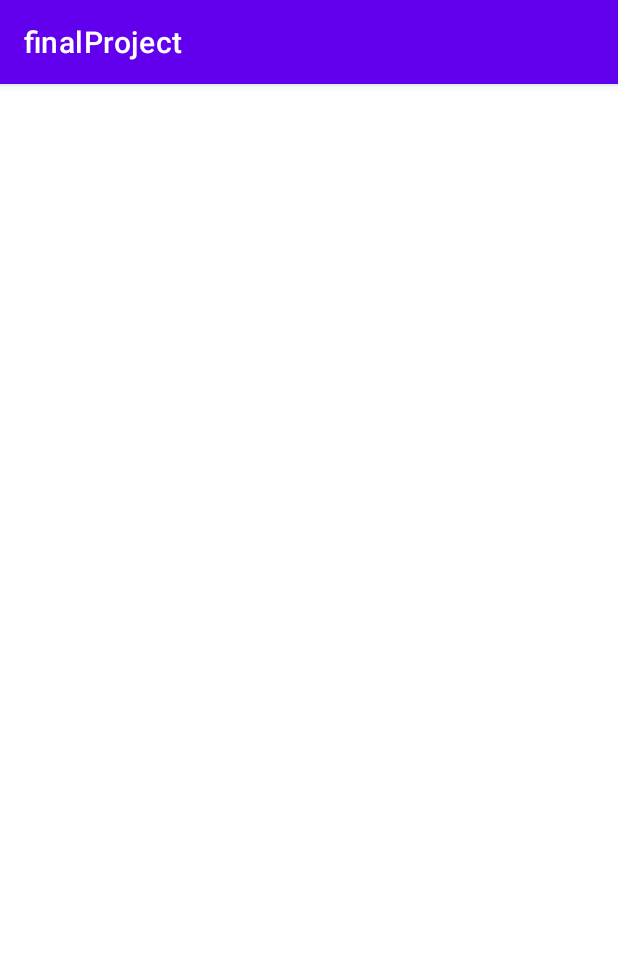
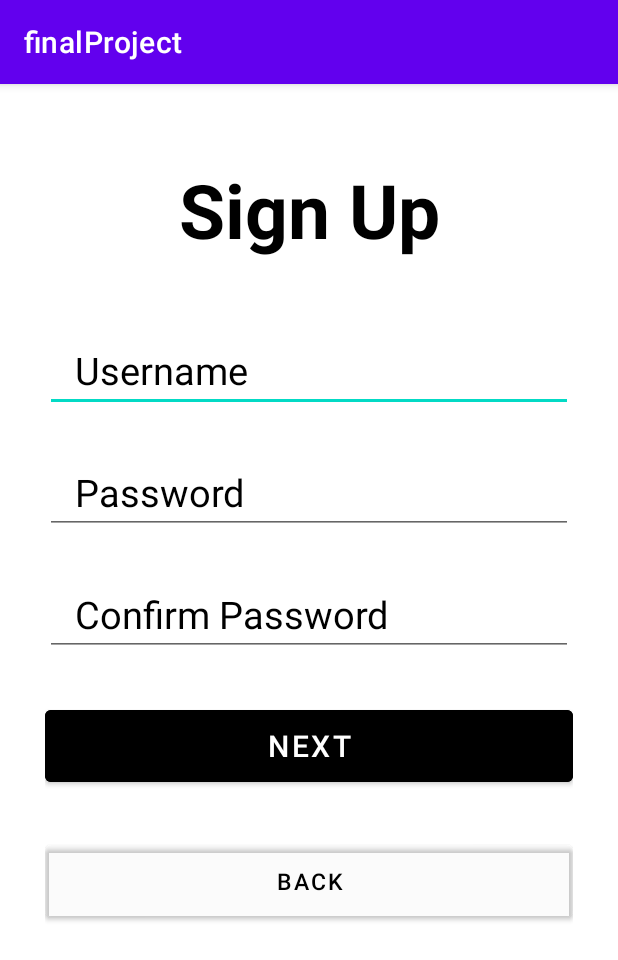
Before and after one commit to sell50/MobileDevProject, an Android app: the SignUp1Activity screen opened directly, with no data from a screen before it, on a phone screen of 412 x 824 dp. Shown: the top 960 px of the screen. Run offline under Robolectric (Android 15) with nearby library versions, the phone set to English and light mode, and no system bars.

Commit message:
Updated SignUp1

```diff
--- a/app/src/main/java/com/example/finalproject/SignUp1Activity.java
+++ b/app/src/main/java/com/example/finalproject/SignUp1Activity.java
@@ -3,12 +3,23 @@ package com.example.finalproject;
 import androidx.appcompat.app.AppCompatActivity;
 
 import android.os.Bundle;
+import android.widget.Button;
+import android.widget.EditText;
 
 public class SignUp1Activity extends AppCompatActivity {
+
+    EditText username, password, repassword;
+    Button next, back;
 
     @Override
     protected void onCreate(Bundle savedInstanceState) {
         super.onCreate(savedInstanceState);
         setContentView(R.layout.activity_sign_up1);
+
+        username= (EditText) findViewById(R.id.username);
+        password= (EditText) findViewById(R.id.password);
+        repassword= (EditText) findViewById(R.id.repassword);
+        next= (Button) findViewById(R.id.nextBtn1);
+        back= (Button) findViewById(R.id.backBtn1);
     }
 }
--- a/app/src/main/res/layout/activity_sign_up1.xml
+++ b/app/src/main/res/layout/activity_sign_up1.xml
@@ -1,9 +1,74 @@
 <?xml version="1.0" encoding="utf-8"?>
-<androidx.constraintlayout.widget.ConstraintLayout xmlns:android="http://schemas.android.com/apk/res/android"
+<LinearLayout xmlns:android="http://schemas.android.com/apk/res/android"
     xmlns:app="http://schemas.android.com/apk/res-auto"
     xmlns:tools="http://schemas.android.com/tools"
     android:layout_width="match_parent"
     android:layout_height="match_parent"
-    tools:context=".SignUp1Activity">
+    android:layout_marginLeft="20dp"
 
-</androidx.constraintlayout.widget.ConstraintLayout>
+    android:layout_marginRight="20dp"
+    android:orientation="vertical"
+    android:padding="10dp"
+    tools:context=".MainActivity">
+
+    <TextView
+        android:layout_width="match_parent"
+        android:layout_height="wrap_content"
+        android:layout_marginTop="40dp"
+        android:layout_marginBottom="50dp"
+        android:gravity="center_horizontal"
+        android:text="Sign Up"
+        android:textColor="@color/black"
+        android:textSize="50dp"
+        android:textStyle="bold" />
+
+    <EditText
+        android:id="@+id/username"
+        android:layout_width="match_parent"
+        android:layout_height="51dp"
+        android:layout_marginBottom="30dp"
+        android:hint="Username"
+        android:paddingLeft="20dp"
+        android:textColorHint="@color/black"
+        android:textSize="25dp" />
+
+    <EditText
+        android:id="@+id/password"
+        android:layout_width="match_parent"
+        android:layout_height="51dp"
+        android:layout_marginBottom="30dp"
+        android:hint="Password"
+        android:paddingLeft="20dp"
+        android:textColorHint="@color/black"
+        android:textSize="25dp" />
+
+    <EditText
+        android:id="@+id/repassword"
+        android:layout_width="match_parent"
+        android:layout_height="51dp"
+        android:layout_marginBottom="30dp"
+        android:hint="Confirm Password"
+        android:paddingLeft="20dp"
+        android:textColorHint="@color/black"
+        android:textSize="25dp" />
+
+    <Button
+        android:id="@+id/nextBtn1"
+        android:layout_width="match_parent"
+        android:layout_height="60dp"
+        android:layout_marginBottom="30dp"
+        android:backgroundTint="@color/black"
+        android:text="Next"
+        android:textSize="20dp" />
+
+    <Button
+        android:id="@+id/backBtn1"
+        android:layout_width="match_parent"
+        android:layout_height="60dp"
+        android:layout_marginBottom="30dp"
+        android:backgroundTint="#02000000"
+        android:text="Back"
+        android:textColor="@color/black"
+        android:textSize="15dp" />
+
+</LinearLayout>
```
